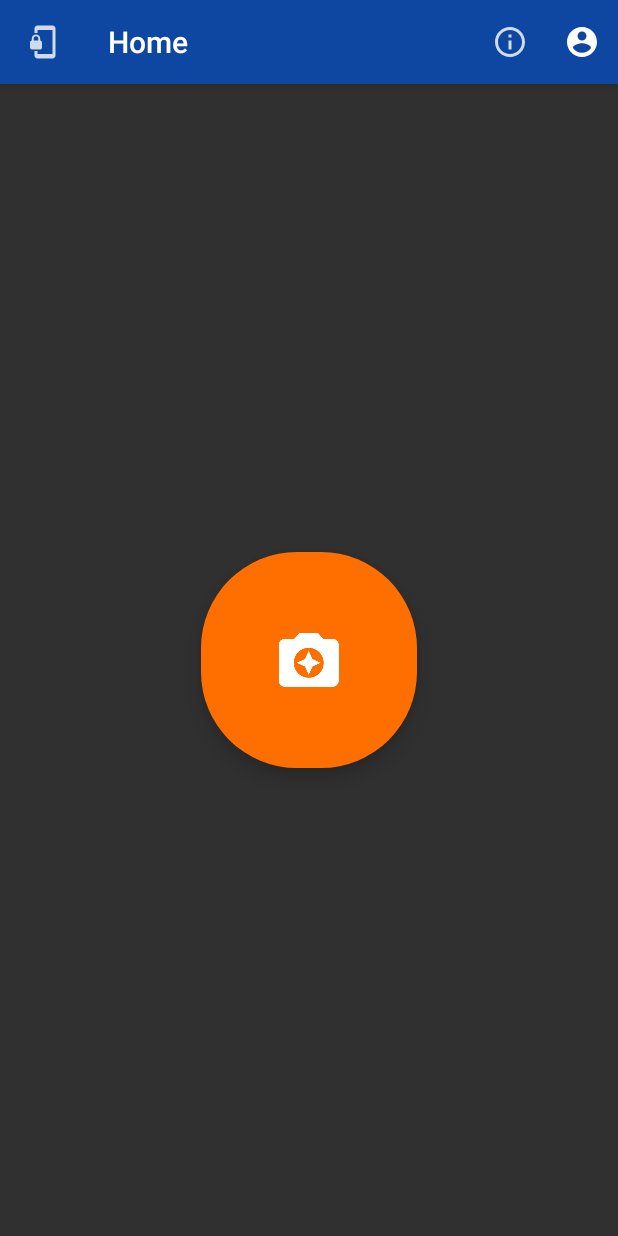
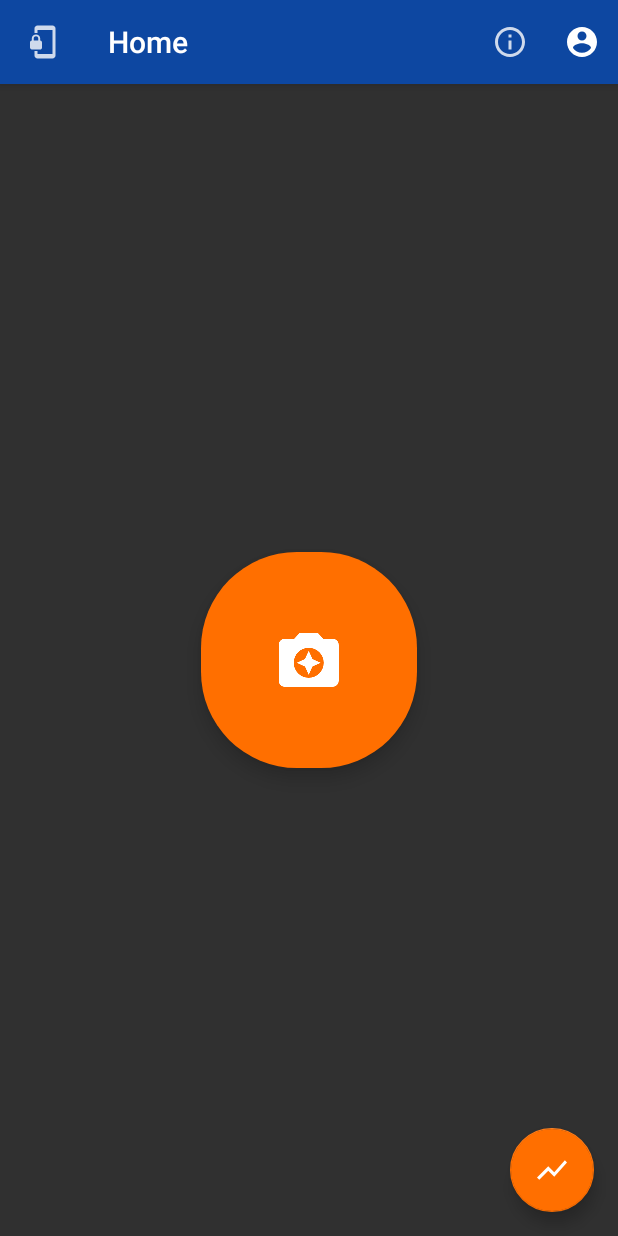
Before and after one commit to devgregw/Team3aniMaL, an Android app: the screen it shows after launch once a user with an empty profile is signed in (MainActivity), on a phone screen of 412 x 824 dp. Run offline under Robolectric (Android 15) with nearby library versions, the phone set to English and light mode, and no system bars; our stand-ins replace Firebase (no records; nobody signed in at launch, a user with empty details on screens opened directly); libraries missing offline, so code that uses them is left out: com.theartofdev.edmodo, org.tensorflow.lite; 5 statements that could not run were skipped.

Commit message:
Move stats button to main activity

```diff
--- a/Android/app/src/main/java/dev/gregwhatley/cse3310/team3animal/MainActivity.kt
+++ b/Android/app/src/main/java/dev/gregwhatley/cse3310/team3animal/MainActivity.kt
@@ -169,6 +169,7 @@ class MainActivity : AppCompatActivity() {
         return super.onOptionsItemSelected(item)
     }
 
+    @ExperimentalStdlibApi
     override fun onCreate(savedInstanceState: Bundle?) {
         super.onCreate(savedInstanceState)
         setContentView(R.layout.activity_main)
@@ -200,5 +201,13 @@ class MainActivity : AppCompatActivity() {
         capture_button.setOnClickListener {
             classifier.capturePhoto()
         }
+
+        // Stats button
+        fab.setOnClickListener {
+            val message = "Total classifications: ${SessionStatistics.total}\nEstimated accuracy: ${"${"%.2f".format(SessionStatistics.correctRatio * 100)}%"}\n\nClassifications by label\n" + SessionStatistics.counts.map {
+                "${it.key.capitalize(Locale.US)}: ${it.value}"
+            }.joinToString(separator = "\n")
+            androidx.appcompat.app.AlertDialog.Builder(this).setTitle("Statistics").setMessage(message).setPositiveButton("Dismiss", null).show()
+        }
     }
 }
--- a/Android/app/src/main/res/layout/activity_main.xml
+++ b/Android/app/src/main/res/layout/activity_main.xml
@@ -1,10 +1,15 @@
 <?xml version="1.0" encoding="utf-8"?>
-<RelativeLayout xmlns:android="http://schemas.android.com/apk/res/android"
+<androidx.coordinatorlayout.widget.CoordinatorLayout xmlns:android="http://schemas.android.com/apk/res/android"
     xmlns:tools="http://schemas.android.com/tools"
     android:layout_width="match_parent"
     android:layout_height="match_parent"
+    xmlns:app="http://schemas.android.com/apk/res-auto"
     tools:context=".MainActivity"
     android:theme="@style/AppTheme">
+
+    <RelativeLayout
+        android:layout_width="match_parent"
+        android:layout_height="match_parent">
         <ImageButton
             android:layout_width="wrap_content"
             android:layout_height="wrap_content"
@@ -18,3 +23,13 @@
             android:id="@+id/capture_button"
             android:contentDescription="@string/content_description_capture_button"/>
     </RelativeLayout>
+
+    <com.google.android.material.floatingactionbutton.FloatingActionButton
+        android:id="@+id/fab"
+        android:layout_width="wrap_content"
+        android:layout_height="wrap_content"
+        android:layout_margin="@dimen/fab_margin"
+        android:layout_gravity="bottom|end"
+        app:srcCompat="@drawable/ic_show_chart_white_24dp"
+        android:tooltipText="Show Statistics"/>
+</androidx.coordinatorlayout.widget.CoordinatorLayout>
```
Also changed, not shown: Android/app/src/main/java/dev/gregwhatley/cse3310/team3animal/AccountActivity.kt (+0 -8 lines), Android/app/src/main/res/layout/activity_account.xml (+0 -10 lines). Lines whose indentation alone changed are shown as unchanged.
